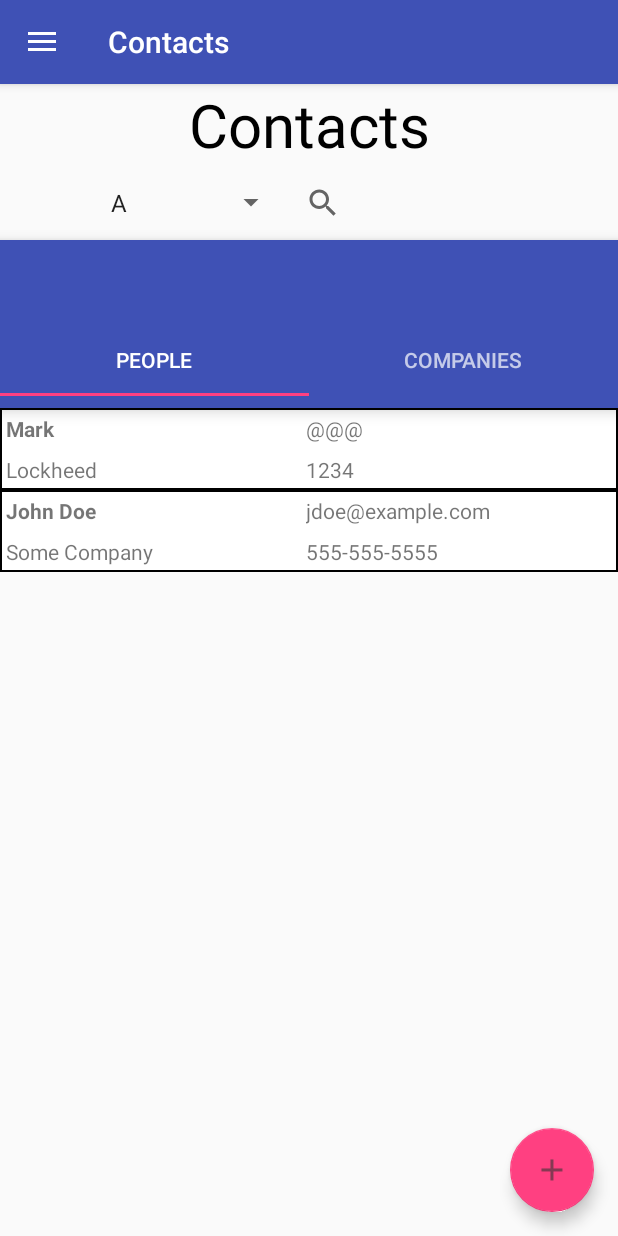
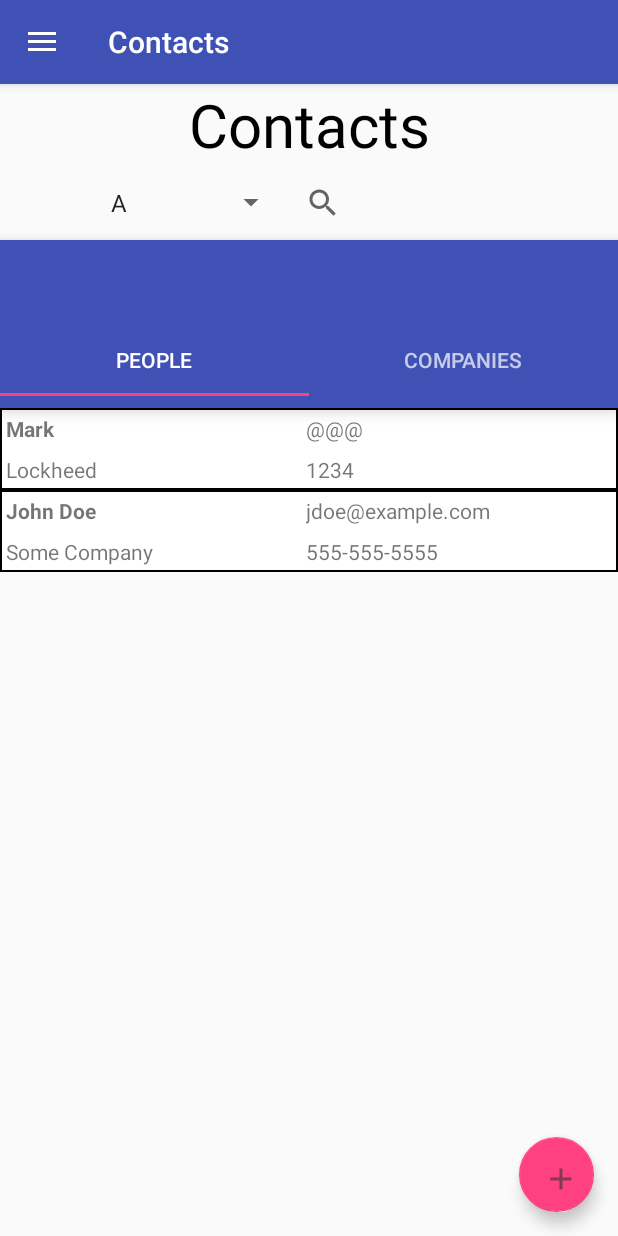
Before and after one commit to HelluvaEnginerd/NetworkPal, an Android app: the ContactsActivity screen opened directly, with no data from a screen before it, on a phone screen of 412 x 824 dp. Run offline under Robolectric (Android 15) with nearby library versions, the phone set to English and light mode, and no system bars; 1 statement that could not run was skipped.

Commit message:
merging and added icon

```diff
--- a/app/src/main/AndroidManifest.xml
+++ b/app/src/main/AndroidManifest.xml
@@ -13,7 +13,7 @@
 
     <application
         android:allowBackup="true"
-        android:icon="@mipmap/ic_supervisor_account_black_24dp"
+        android:icon="@mipmap/ic_mynetworkpal"
         android:label="@string/app_name"
         android:supportsRtl="true"
         android:theme="@style/AppTheme">
--- a/app/src/main/res/layout/activity_contacts_search.xml
+++ b/app/src/main/res/layout/activity_contacts_search.xml
@@ -78,8 +78,8 @@
 
         <android.support.design.widget.FloatingActionButton
             android:id="@+id/fab_add_contacts"
-            android:layout_width="wrap_content"
-            android:layout_height="wrap_content"
+            android:layout_width="50sp"
+            android:layout_height="50sp"
             android:layout_gravity="bottom|right"
             android:layout_marginRight="16dp"
             android:layout_marginBottom="16dp"
--- a/build.gradle
+++ b/build.gradle
@@ -5,7 +5,7 @@ buildscript {
         jcenter()
     }
     dependencies {
-        classpath 'com.android.tools.build:gradle:2.3.0'
+        classpath 'com.android.tools.build:gradle:2.3.1'
 
         // NOTE: Do not place your application dependencies here; they belong
         // in the individual module build.gradle files
```
Also changed, not shown: app/src/main/res/mipmap-hdpi/ic_mynetworkpal.png (added), app/src/main/res/mipmap-mdpi/ic_mynetworkpal.png (added), app/src/main/res/mipmap-xhdpi/ic_mynetworkpal.png (added), app/src/main/res/mipmap-xxhdpi/ic_mynetworkpal.png (added), app/src/main/res/mipmap-xxxhdpi/ic_mynetworkpal.png (added).
